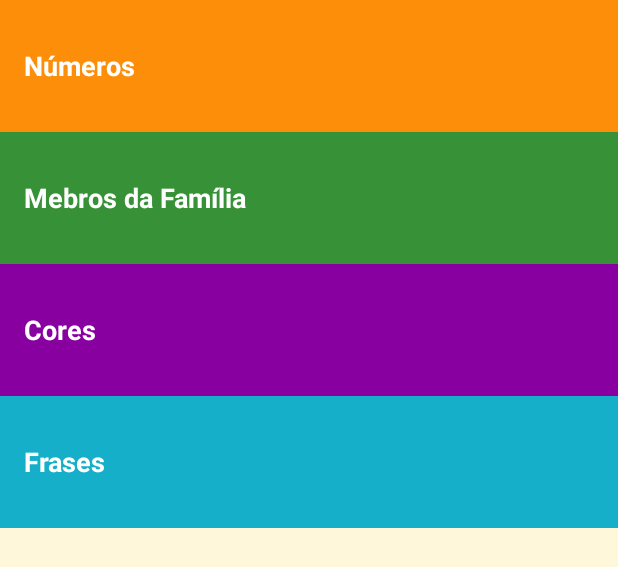
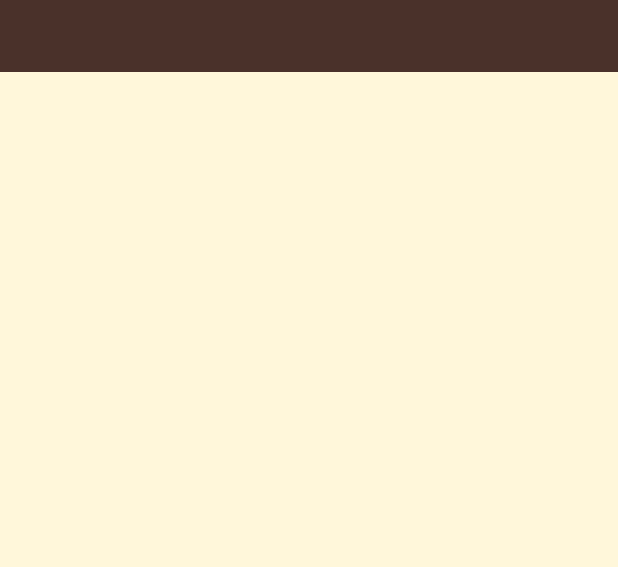
Before and after one commit to xphenriquex/Miwok, an Android app: the layout activity_main.xml on its own in the app's theme, with its tools: preview values and no code run, on a phone screen of 412 x 824 dp. Shown: the top 567 px of the screen. Run offline under Robolectric (Android 15) with nearby library versions, the phone set to English and light mode, and no system bars.

Commit message:
Adicionando TabLayout

```diff
--- a/app/src/main/res/layout/activity_main.xml
+++ b/app/src/main/res/layout/activity_main.xml
@@ -1,60 +1,26 @@
 <?xml version="1.0" encoding="utf-8"?>
-<androidx.appcompat.widget.LinearLayoutCompat xmlns:android="http://schemas.android.com/apk/res/android"
+<LinearLayout xmlns:android="http://schemas.android.com/apk/res/android"
+    xmlns:app="http://schemas.android.com/apk/res-auto"
     xmlns:tools="http://schemas.android.com/tools"
-    android:layout_width="match_parent"
-    android:layout_height="match_parent"
+    android:layout_width="wrap_content"
+    android:layout_height="wrap_content"
     android:background="@color/tan_background"
     android:orientation="vertical"
     tools:context=".MainActivity">
 
-    <FrameLayout
+    <com.google.android.material.tabs.TabLayout
+        android:id="@+id/tab_layout"
         android:layout_width="match_parent"
         android:layout_height="wrap_content"
-        android:background="@color/category_numbers">
+        android:background="@color/primary_color"
+        app:tabGravity="fill"
+        app:tabIndicatorColor="@android:color/white"
+        app:tabMode="fixed"
+        app:tabTextColor="@android:color/white" />
 
-        <TextView
-            android:id="@+id/numbers"
-            style="@style/CategoryStyle"
-            android:background="?android:attr/selectableItemBackground"
-            android:text="@string/category_numbers" />
-    </FrameLayout>
+    <androidx.viewpager.widget.ViewPager
+        android:id="@+id/category_pager_view"
+        android:layout_width="match_parent"
+        android:layout_height="match_parent" />
 
-
-    <FrameLayout
-        android:layout_width="match_parent"
-        android:layout_height="wrap_content"
-        android:background="@color/category_family">
-
-        <TextView
-            android:id="@+id/family"
-            style="@style/CategoryStyle"
-            android:background="?android:attr/selectableItemBackground"
-            android:text="@string/category_family" />
-    </FrameLayout>
-
-
-    <FrameLayout
-        android:layout_width="match_parent"
-        android:layout_height="wrap_content"
-        android:background="@color/category_colors">
-
-        <TextView
-            android:id="@+id/colors"
-            style="@style/CategoryStyle"
-            android:background="?android:attr/selectableItemBackground"
-            android:text="@string/category_colors" />
-    </FrameLayout>
-
-    <FrameLayout
-        android:layout_width="match_parent"
-        android:layout_height="wrap_content"
-        android:background="@color/category_phrases">
-
-        <TextView
-            android:id="@+id/phrases"
-            style="@style/CategoryStyle"
-            android:background="?android:attr/selectableItemBackground"
-            android:text="@string/category_phrases" />
-    </FrameLayout>
-
-</androidx.appcompat.widget.LinearLayoutCompat>
+</LinearLayout>
```
